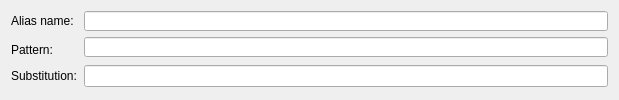
Qt form src/ui/aliases_main_area.ui (Mudlet/Mudlet) before a commit.
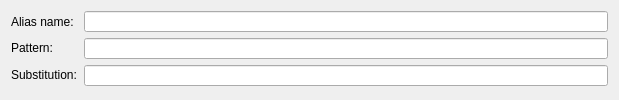
The same form after that commit.

Commit message: Fix: alias editor tab order | manual upgrade

What changed in the file:
```diff
--- a/src/ui/aliases_main_area.ui
+++ b/src/ui/aliases_main_area.ui
@@ -32,25 +32,6 @@
    <string>Form</string>
   </property>
   <layout class="QGridLayout" name="gridLayout">
-   <item row="1" column="1">
-    <widget class="QLineEdit" name="pattern_textedit">
-     <property name="font">
-      <font>
-       <pointsize>9</pointsize>
-      </font>
-     </property>
-     <property name="toolTip">
-      <string>enter a perl regex pattern for your alias; alias are triggers on your input</string>
-     </property>
-    </widget>
-   </item>
-   <item row="0" column="1">
-    <widget class="QLineEdit" name="lineEdit_alias_name">
-     <property name="toolTip">
-      <string>chose a unique name for your alias; it will show in the tree and is needed for scripting.</string>
-     </property>
-    </widget>
-   </item>
    <item row="0" column="0">
     <widget class="QLabel" name="label_2">
      <property name="text">
@@ -58,19 +39,26 @@
      </property>
     </widget>
    </item>
-   <item row="2" column="1" rowspan="3">
-    <widget class="QLineEdit" name="substitution">
-     <property name="font">
-      <font>
-       <pointsize>9</pointsize>
-      </font>
+   <item row="0" column="1">
+    <widget class="QLineEdit" name="lineEdit_alias_name">
+     <property name="minimumSize">
+      <size>
+       <width>0</width>
+       <height>21</height>
+      </size>
+     </property>
+     <property name="maximumSize">
+      <size>
+       <width>16777215</width>
+       <height>21</height>
+      </size>
      </property>
      <property name="toolTip">
-      <string>optional, simple text substitution that is sent to the MUD if the alias pattern matches your input</string>
+      <string>chose a unique name for your alias; it will show in the tree and is needed for scripting.</string>
      </property>
     </widget>
    </item>
-   <item row="1" column="0" rowspan="2">
+   <item row="1" column="0">
     <widget class="QLabel" name="label">
      <property name="sizePolicy">
       <sizepolicy hsizetype="Fixed" vsizetype="Fixed">
@@ -89,7 +77,31 @@
      </property>
     </widget>
    </item>
-   <item row="3" column="0">
+   <item row="1" column="1">
+    <widget class="QLineEdit" name="pattern_textedit">
+     <property name="minimumSize">
+      <size>
+       <width>0</width>
+       <height>21</height>
+      </size>
+     </property>
+     <property name="maximumSize">
+      <size>
+       <width>16777215</width>
+       <height>21</height>
+      </size>
+     </property>
+     <property name="font">
+      <font>
+       <pointsize>9</pointsize>
+      </font>
+     </property>
+     <property name="toolTip">
+      <string>enter a perl regex pattern for your alias; alias are triggers on your input</string>
+     </property>
+    </widget>
+   </item>
+   <item row="2" column="0">
     <widget class="QLabel" name="label_3">
      <property name="sizePolicy">
       <sizepolicy hsizetype="Fixed" vsizetype="Fixed">
@@ -108,6 +120,30 @@
      </property>
     </widget>
    </item>
+   <item row="2" column="1">
+    <widget class="QLineEdit" name="substitution">
+     <property name="minimumSize">
+      <size>
+       <width>0</width>
+       <height>21</height>
+      </size>
+     </property>
+     <property name="maximumSize">
+      <size>
+       <width>16777215</width>
+       <height>21</height>
+      </size>
+     </property>
+     <property name="font">
+      <font>
+       <pointsize>9</pointsize>
+      </font>
+     </property>
+     <property name="toolTip">
+      <string>optional, simple text substitution that is sent to the MUD if the alias pattern matches your input</string>
+     </property>
+    </widget>
+   </item>
   </layout>
  </widget>
  <resources/>
```
Left out of the diff: 5 changed lines with no effect on the pictures. The commit also changes 2 other files.
